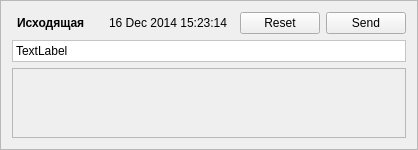
jolaf/morse-telegraph, file MorseMessage.ui: the form before one commit.
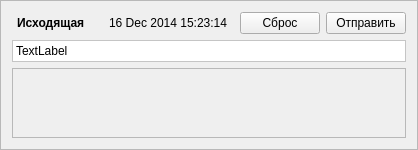
The form after the commit. Custom widgets are drawn as their Qt base class.

Commit message: Still non-functional draft of GUI application

The edit to the form file:
```diff
--- a/MorseMessage.ui
+++ b/MorseMessage.ui
@@ -149,14 +149,14 @@
          <item>
           <widget class="QPushButton" name="resetOutgoingButton">
            <property name="text">
-            <string>Reset</string>
+            <string>Сброс</string>
            </property>
           </widget>
          </item>
          <item>
           <widget class="QPushButton" name="sendOutgoingButton">
            <property name="text">
-            <string>Send</string>
+            <string>Отправить</string>
            </property>
           </widget>
          </item>
```
Left out of the diff: 37 changed lines with no effect on the pictures. The commit also changes 4 other files.
